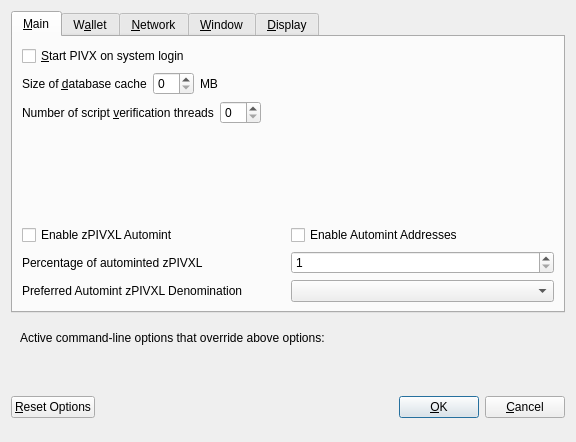
Old version of the form src/qt/forms/optionsdialog.ui in the repository PivxLiteDev/PivxLite.
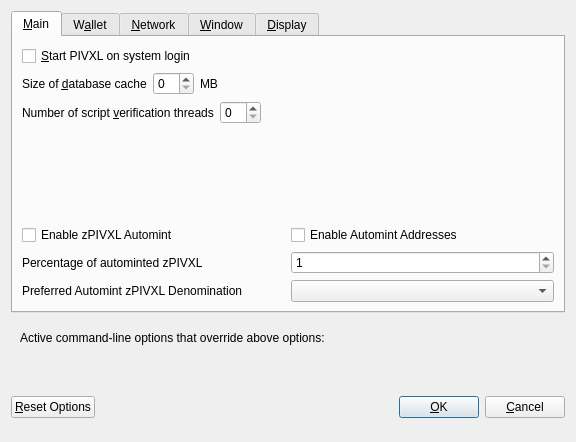
New version of the form. Custom widgets are drawn as their Qt base class.

Commit message: renamed PIVX -> PIVXL

```diff
--- a/src/qt/forms/optionsdialog.ui
+++ b/src/qt/forms/optionsdialog.ui
@@ -33,7 +33,7 @@
           <string>Automatically start PIVX after logging in to the system.</string>
          </property>
          <property name="text">
-          <string>&amp;Start PIVX on system login</string>
+          <string>&amp;Start PIVXL on system login</string>
          </property>
         </widget>
        </item>
```
Left out of the diff: 8 changed lines with no effect on the pictures. The commit also changes 133 other files.
